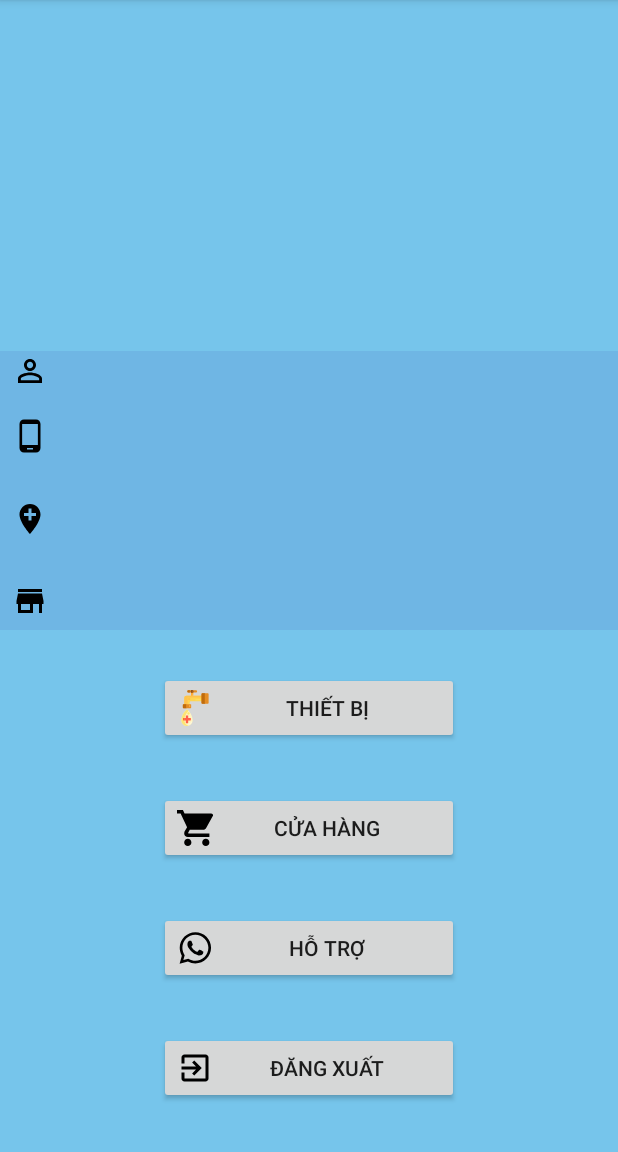
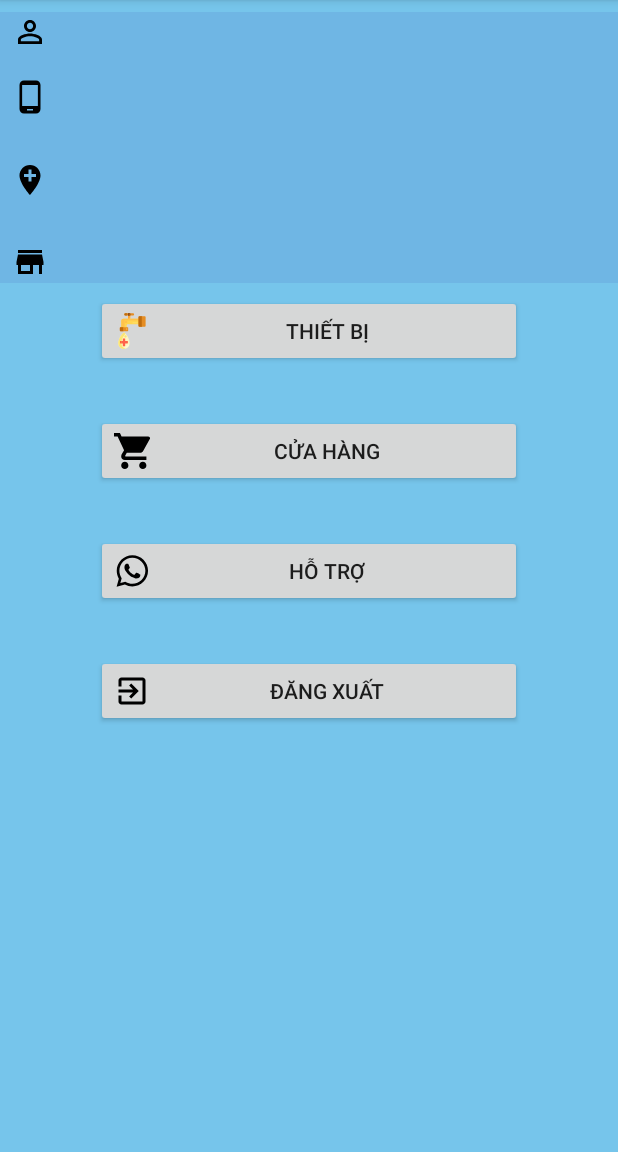
Before and after one commit to LinhIThust/Project2, an Android app: the screen it shows after launch once a user with an empty profile is signed in (Home), on a phone screen of 412 x 824 dp, the part 84-1236 px from its top. Run offline under Robolectric (Android 15) with nearby library versions, the light colour scheme and no system bars; our stand-ins replace Firebase (no records; nobody signed in at launch, a user with empty details on screens opened directly).

Commit message:
last commit

```diff
--- a/app/src/main/java/com/example/project2/GeneralProperties.java
+++ b/app/src/main/java/com/example/project2/GeneralProperties.java
@@ -30,6 +30,8 @@ public class GeneralProperties {
     public static  List<DonHang> donHangList = new ArrayList<>();
 
     public static  List<String> hanDungKangaroo = Arrays.asList(new String[]{"3,6","6,9","9,12","24,36","17,18","12,16","23,24","10,12"});
+    public static  List<String> hanDungKarofi = Arrays.asList(new String[]{"3,6","6,9","9,12","24,36","17,18","12,16","23,24","10,12"});
+
     public static  List<Long> ngayThayBoLoc = new ArrayList<>();
     public static ProgressDialog PROGRESSDIALOG;
 
--- a/app/src/main/java/com/example/project2/Notification.java
+++ b/app/src/main/java/com/example/project2/Notification.java
@@ -18,6 +18,7 @@ import java.util.Calendar;
 import static com.example.project2.GeneralProperties.checkLogOut;
 
 public class Notification extends Service {
+
     public Notification() {
     }
 
--- a/app/src/main/java/com/example/project2/account/Login.java
+++ b/app/src/main/java/com/example/project2/account/Login.java
@@ -39,7 +39,6 @@ public class Login extends AppCompatActivity implements View.OnClickListener {
     @Override
     public void onStart() {
         super.onStart();
-        // Check if user is signed in (non-null) and update UI accordingly.
         FirebaseUser currentUser = AUFIREBASE.getCurrentUser();
         if (currentUser != null) {
             Intent intent = new Intent(Login.this, Home.class);
--- a/app/src/main/res/layout/activity_home.xml
+++ b/app/src/main/res/layout/activity_home.xml
@@ -8,12 +8,14 @@
     tools:context=".activities.Home">
 
     <android.support.constraint.ConstraintLayout
-        android:layout_width="match_parent"
-        android:layout_height="186dp"
-        android:layout_marginBottom="28dp"
+        android:id="@+id/constraintLayout2"
+        android:layout_width="0dp"
+        android:layout_height="wrap_content"
+        android:layout_marginTop="8dp"
         android:background="#254A58BB"
-        app:layout_constraintBottom_toTopOf="@+id/bt_thiet_bi"
-        tools:layout_editor_absoluteX="0dp">
+        app:layout_constraintEnd_toEndOf="parent"
+        app:layout_constraintStart_toStartOf="parent"
+        app:layout_constraintTop_toTopOf="parent">
 
         <TextView
             android:id="@+id/tv_name"
@@ -76,62 +78,62 @@
 
     <Button
         android:id="@+id/bt_thiet_bi"
-        android:layout_width="200dp"
+        android:layout_width="0dp"
         android:layout_height="wrap_content"
-        android:layout_marginStart="16dp"
-        android:layout_marginLeft="16dp"
-        android:layout_marginEnd="16dp"
-        android:layout_marginRight="16dp"
-        android:layout_marginBottom="32dp"
+        android:layout_marginStart="64dp"
+        android:layout_marginLeft="64dp"
+        android:layout_marginTop="8dp"
+        android:layout_marginEnd="64dp"
+        android:layout_marginRight="64dp"
         android:drawableLeft="@drawable/ic_purifier"
         android:text="Thiết bị"
-        app:layout_constraintBottom_toTopOf="@+id/bt_cua_hang"
         app:layout_constraintEnd_toEndOf="parent"
-        app:layout_constraintStart_toStartOf="parent" />
+        app:layout_constraintStart_toStartOf="parent"
+        app:layout_constraintTop_toBottomOf="@+id/constraintLayout2" />
 
     <Button
         android:id="@+id/bt_cua_hang"
+        android:layout_width="0dp"
+        android:layout_height="wrap_content"
+        android:layout_marginStart="64dp"
+        android:layout_marginLeft="64dp"
+        android:layout_marginTop="32dp"
+        android:layout_marginEnd="64dp"
+        android:layout_marginRight="64dp"
         android:drawableLeft="@drawable/ic_shopping_cart"
-        android:layout_width="200dp"
-        android:layout_height="wrap_content"
-        android:layout_marginStart="16dp"
-        android:layout_marginLeft="16dp"
-        android:layout_marginEnd="16dp"
-        android:layout_marginRight="16dp"
-        android:layout_marginBottom="32dp"
         android:text="Cửa hàng"
-        app:layout_constraintBottom_toTopOf="@+id/bt_ho_tro"
         app:layout_constraintEnd_toEndOf="parent"
-        app:layout_constraintStart_toStartOf="parent" />
+        app:layout_constraintStart_toStartOf="parent"
+        app:layout_constraintTop_toBottomOf="@+id/bt_thiet_bi" />
 
     <Button
         android:id="@+id/bt_ho_tro"
+        android:layout_width="0dp"
+        android:layout_height="wrap_content"
+        android:layout_marginStart="64dp"
+        android:layout_marginLeft="64dp"
+        android:layout_marginTop="32dp"
+        android:layout_marginEnd="64dp"
+        android:layout_marginRight="64dp"
         android:drawableLeft="@drawable/ic_whatsapp"
-        android:layout_width="200dp"
-        android:layout_height="wrap_content"
-        android:layout_marginStart="16dp"
-        android:layout_marginLeft="16dp"
-        android:layout_marginEnd="16dp"
-        android:layout_marginRight="16dp"
-        android:layout_marginBottom="32dp"
         android:text="Hỗ trợ"
-        app:layout_constraintBottom_toTopOf="@+id/bt_dang_xuat"
         app:layout_constraintEnd_toEndOf="parent"
-        app:layout_constraintStart_toStartOf="parent" />
+        app:layout_constraintStart_toStartOf="parent"
+        app:layout_constraintTop_toBottomOf="@+id/bt_cua_hang" />
 
     <Button
         android:id="@+id/bt_dang_xuat"
+        android:layout_width="0dp"
+        android:layout_height="wrap_content"
+        android:layout_marginStart="64dp"
+        android:layout_marginLeft="64dp"
+        android:layout_marginTop="32dp"
+        android:layout_marginEnd="64dp"
+        android:layout_marginRight="64dp"
         android:drawableLeft="@drawable/ic_exit_to_app_black_24dp"
-        android:layout_width="200dp"
-        android:layout_height="wrap_content"
-        android:layout_marginStart="16dp"
-        android:layout_marginLeft="16dp"
-        android:layout_marginEnd="16dp"
-        android:layout_marginRight="16dp"
-        android:layout_marginBottom="32dp"
         android:text="đăng xuất"
-        app:layout_constraintBottom_toBottomOf="parent"
         app:layout_constraintEnd_toEndOf="parent"
-        app:layout_constraintStart_toStartOf="parent" />
+        app:layout_constraintStart_toStartOf="parent"
+        app:layout_constraintTop_toBottomOf="@+id/bt_ho_tro" />
 
 </android.support.constraint.ConstraintLayout>
--- a/build.gradle
+++ b/build.gradle
@@ -7,7 +7,7 @@ buildscript {
 
     }
     dependencies {
-        classpath 'com.android.tools.build:gradle:3.3.2'
+        classpath 'com.android.tools.build:gradle:3.4.0'
         classpath 'com.google.gms:google-services:4.2.0'
 
         // NOTE: Do not place your application dependencies here; they belong
```
Also changed, not shown: app/src/main/res/layout/activity_login.xml (+13 -14 lines), app/src/main/res/layout/mot_thiet_bi.xml (+14 -8 lines), gradle/wrapper/gradle-wrapper.properties.
